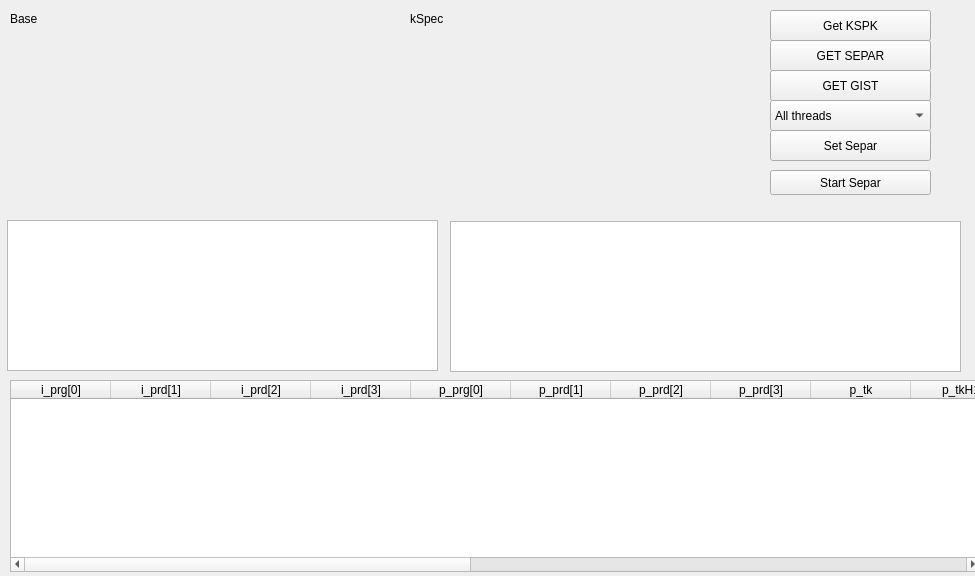
longway34/SeparaterQt2, file testtablewidget.ui: the form before one commit.
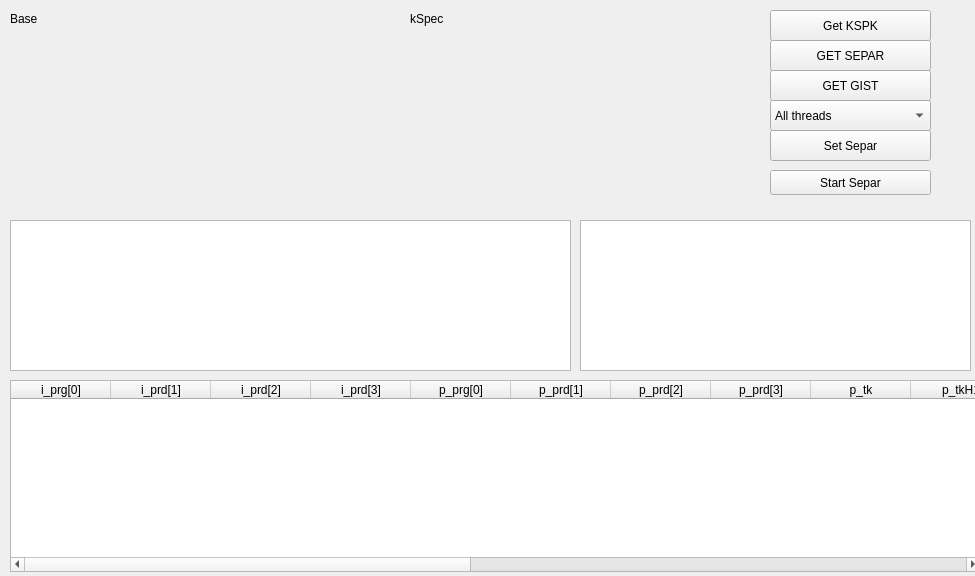
The form after the commit. Custom widgets are drawn as their Qt base class.

The edit to the form file:
```diff
--- a/testtablewidget.ui
+++ b/testtablewidget.ui
@@ -23,22 +23,6 @@
     </rect>
    </property>
   </widget>
-  <widget class="SPRSpectrumSmallTable" name="kspectTable">
-   <property name="geometry">
-    <rect>
-     <x>7</x>
-     <y>220</y>
-     <width>431</width>
-     <height>151</height>
-    </rect>
-   </property>
-   <property name="alternatingRowColors">
-    <bool>true</bool>
-   </property>
-   <property name="selectionBehavior">
-    <enum>QAbstractItemView::SelectRows</enum>
-   </property>
-  </widget>
   <widget class="QComboBox" name="cbThread">
    <property name="geometry">
     <rect>
@@ -185,9 +169,9 @@
   <widget class="SPRSpectrumListTable" name="baseTable">
    <property name="geometry">
     <rect>
-     <x>450</x>
-     <y>221</y>
-     <width>511</width>
+     <x>10</x>
+     <y>220</y>
+     <width>561</width>
      <height>151</height>
     </rect>
    </property>
@@ -293,6 +277,22 @@
     <string>kSpec</string>
    </property>
   </widget>
+  <widget class="SPRSpectrumSmallTable" name="kspectTable">
+   <property name="geometry">
+    <rect>
+     <x>580</x>
+     <y>220</y>
+     <width>391</width>
+     <height>151</height>
+    </rect>
+   </property>
+   <property name="alternatingRowColors">
+    <bool>true</bool>
+   </property>
+   <property name="selectionBehavior">
+    <enum>QAbstractItemView::SelectRows</enum>
+   </property>
+  </widget>
  </widget>
  <customwidgets>
   <customwidget>
```
